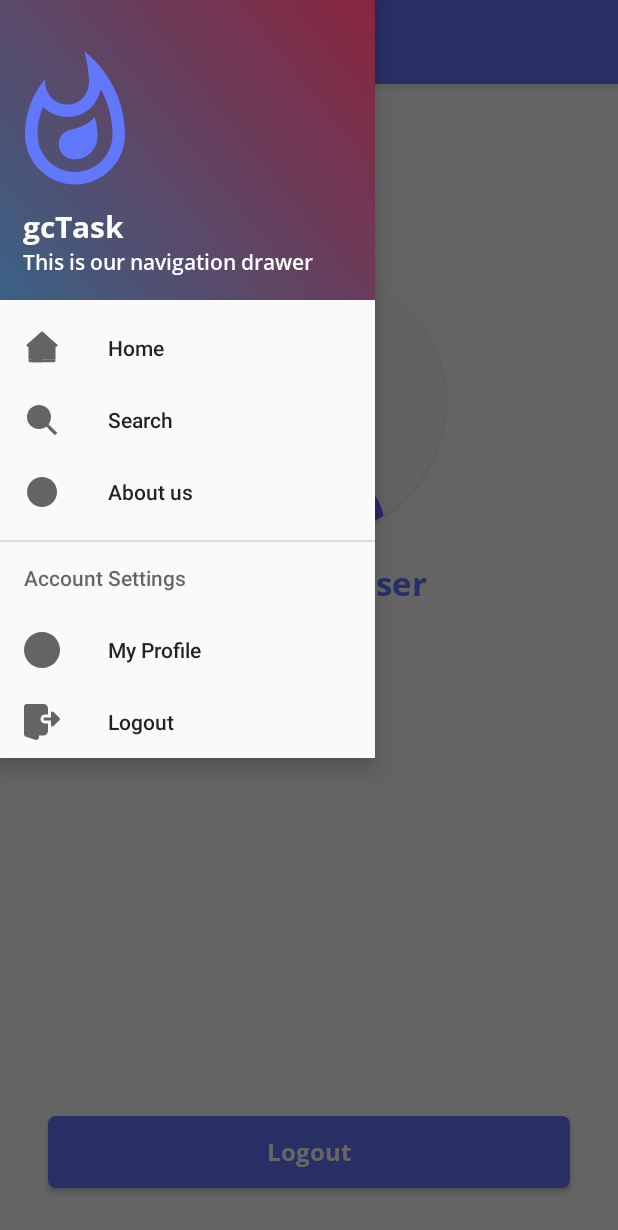
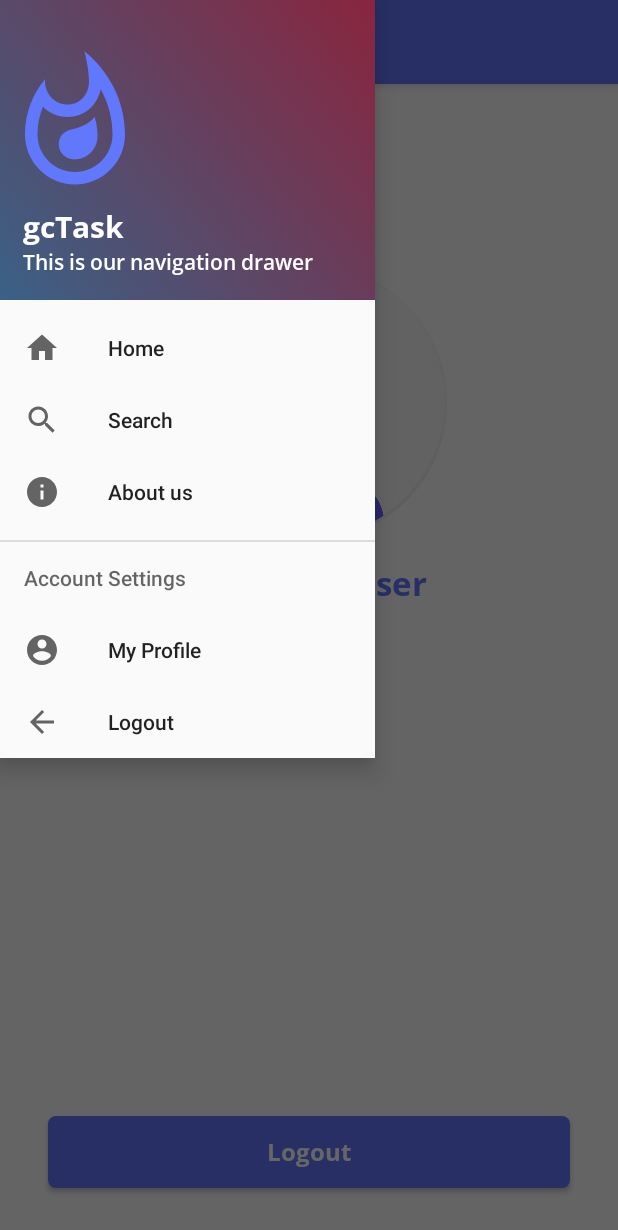
Before and after one commit to hrshmistry/Phone-Auth, an Android app: the screen it shows after launch once a user with an empty profile is signed in (MainActivity), with the side drawer open, on a phone screen of 412 x 824 dp. Shown: the top 1230 px of the screen. Run offline under Robolectric (Android 15) with nearby library versions, the light colour scheme and no system bars; our stand-ins replace Firebase (no records; nobody signed in at launch, a user with empty details on screens opened directly).

Commit message:
Minor changes

```diff
--- /dev/null
+++ b/app/src/main/res/drawable/ic_account_circle_24px.xml
@@ -0,0 +1,9 @@
+<vector xmlns:android="http://schemas.android.com/apk/res/android"
+    android:width="24dp"
+    android:height="24dp"
+    android:viewportWidth="24"
+    android:viewportHeight="24">
+  <path
+      android:fillColor="#6177FC"
+      android:pathData="M12,2C6.48,2 2,6.48 2,12s4.48,10 10,10 10,-4.48 10,-10S17.52,2 12,2zM12,5c1.66,0 3,1.34 3,3s-1.34,3 -3,3 -3,-1.34 -3,-3 1.34,-3 3,-3zM12,19.2c-2.5,0 -4.71,-1.28 -6,-3.22 0.03,-1.99 4,-3.08 6,-3.08 1.99,0 5.97,1.09 6,3.08 -1.29,1.94 -3.5,3.22 -6,3.22z"/>
+</vector>
--- /dev/null
+++ b/app/src/main/res/drawable/ic_baseline_arrow_back_24.xml
@@ -0,0 +1,5 @@
+<vector android:height="24dp" android:tint="#6177FC"
+    android:viewportHeight="24" android:viewportWidth="24"
+    android:width="24dp" xmlns:android="http://schemas.android.com/apk/res/android">
+    <path android:fillColor="@android:color/white" android:pathData="M20,11H7.83l5.59,-5.59L12,4l-8,8 8,8 1.41,-1.41L7.83,13H20v-2z"/>
+</vector>
--- /dev/null
+++ b/app/src/main/res/drawable/ic_baseline_home_24.xml
@@ -0,0 +1,5 @@
+<vector android:height="24dp" android:tint="#6177FC"
+    android:viewportHeight="24" android:viewportWidth="24"
+    android:width="24dp" xmlns:android="http://schemas.android.com/apk/res/android">
+    <path android:fillColor="@android:color/white" android:pathData="M10,20v-6h4v6h5v-8h3L12,3 2,12h3v8z"/>
+</vector>
--- /dev/null
+++ b/app/src/main/res/drawable/ic_baseline_info_24.xml
@@ -0,0 +1,5 @@
+<vector android:height="24dp" android:tint="#6177FC"
+    android:viewportHeight="24" android:viewportWidth="24"
+    android:width="24dp" xmlns:android="http://schemas.android.com/apk/res/android">
+    <path android:fillColor="@android:color/white" android:pathData="M12,2C6.48,2 2,6.48 2,12s4.48,10 10,10 10,-4.48 10,-10S17.52,2 12,2zM13,17h-2v-6h2v6zM13,9h-2L11,7h2v2z"/>
+</vector>
--- /dev/null
+++ b/app/src/main/res/drawable/ic_baseline_search_24.xml
@@ -0,0 +1,5 @@
+<vector android:height="24dp" android:tint="#6177FC"
+    android:viewportHeight="24" android:viewportWidth="24"
+    android:width="24dp" xmlns:android="http://schemas.android.com/apk/res/android">
+    <path android:fillColor="@android:color/white" android:pathData="M15.5,14h-0.79l-0.28,-0.27C15.41,12.59 16,11.11 16,9.5 16,5.91 13.09,3 9.5,3S3,5.91 3,9.5 5.91,16 9.5,16c1.61,0 3.09,-0.59 4.23,-1.57l0.27,0.28v0.79l5,4.99L20.49,19l-4.99,-5zM9.5,14C7.01,14 5,11.99 5,9.5S7.01,5 9.5,5 14,7.01 14,9.5 11.99,14 9.5,14z"/>
+</vector>
--- /dev/null
+++ b/app/src/main/res/drawable/ic_logout1.xml
@@ -0,0 +1,12 @@
+<vector xmlns:android="http://schemas.android.com/apk/res/android"
+    android:width="512dp"
+    android:height="512dp"
+    android:viewportWidth="524.235"
+    android:viewportHeight="524.235">
+  <path
+      android:fillColor="#FF000000"
+      android:pathData="m294.882,0h-262.117c-18.094,0 -32.765,14.671 -32.765,32.765v458.706c0,18.094 14.671,32.765 32.765,32.765h262.118c18.094,0 32.765,-14.671 32.765,-32.765v-458.706c-0.001,-18.094 -14.671,-32.765 -32.766,-32.765zM229.353,294.882c-18.096,0 -32.765,-14.671 -32.765,-32.765 0,-18.096 14.669,-32.765 32.765,-32.765s32.765,14.669 32.765,32.765c0,18.095 -14.669,32.765 -32.765,32.765z"/>
+  <path
+      android:fillColor="#FF000000"
+      android:pathData="m524.235,262.118 l-114.676,-98.294v65.529h-49.147v65.529h49.147v65.529z"/>
+</vector>
--- a/app/src/main/res/drawable/ic_logout_1.xml
+++ b/app/src/main/res/drawable/ic_logout_1.xml
@@ -5,11 +5,11 @@
     android:viewportHeight="512">
   <path
       android:pathData="m298.668,277.336c-35.285,0 -64,-28.715 -64,-64 0,-35.285 28.715,-64 64,-64h42.664v-85.332c0,-35.285 -28.715,-64 -64,-64h-229.332c-7.02,0 -13.59,3.453 -17.578,9.234 -3.969,5.781 -4.863,13.145 -2.348,19.691l154.668,405.336c3.137,8.277 11.07,13.738 19.926,13.738h74.664c35.285,0 64,-28.715 64,-64v-106.668zM298.668,277.336"
-      android:fillColor="#2196f3"/>
+      android:fillColor="#FF000000"/>
   <path
       android:pathData="m397.164,318.383c-7.957,-3.309 -13.164,-11.094 -13.164,-19.715v-64h-85.332c-11.777,0 -21.336,-9.555 -21.336,-21.332 0,-11.777 9.559,-21.332 21.336,-21.332h85.332v-64c0,-8.621 5.207,-16.406 13.164,-19.715 7.977,-3.305 17.152,-1.469 23.25,4.633l85.336,85.332c8.34,8.34 8.34,21.824 0,30.164l-85.336,85.336c-6.098,6.098 -15.273,7.934 -23.25,4.629zM397.164,318.383"
-      android:fillColor="#607d8b"/>
+      android:fillColor="#FF000000"/>
   <path
       android:pathData="m184.449,44.844 l-128.191,-42.73c-28.93,-8.895 -56.258,12.461 -56.258,40.555v384c0,18.242 11.605,34.52 28.887,40.492l128.168,42.73c4.715,1.449 9.047,2.113 13.613,2.113 23.531,0 42.664,-19.137 42.664,-42.668v-384c0,-18.238 -11.605,-34.516 -28.883,-40.492zM184.449,44.844"
-      android:fillColor="#64b5f6"/>
+      android:fillColor="#FF000000"/>
 </vector>
--- /dev/null
+++ b/app/src/main/res/layout-hdpi/nav_header.xml
@@ -0,0 +1,37 @@
+<?xml version="1.0" encoding="utf-8"?>
+<LinearLayout
+    xmlns:android="http://schemas.android.com/apk/res/android"
+    xmlns:app="http://schemas.android.com/apk/res-auto"
+    android:layout_width="match_parent"
+    android:layout_height="200dp"
+    android:background="@drawable/background_color1"
+    android:orientation="vertical"
+    android:gravity="bottom"
+    android:paddingLeft="15dp"
+    android:paddingBottom="15dp">
+
+    <ImageView
+        android:layout_width="100dp"
+        android:layout_height="100dp"
+        app:srcCompat="@drawable/icon_vector"
+        android:id="@+id/imageView"
+        android:layout_marginLeft="-15dp"
+        android:layout_marginBottom="5dp"/>
+
+    <TextView
+        android:layout_width="wrap_content"
+        android:layout_height="wrap_content"
+        android:text="gcTask"
+        android:textSize="20dp"
+        android:fontFamily="@font/open_sans_bold"
+        android:textColor="#ffffff"
+        android:textStyle="bold"/>
+
+    <TextView
+        android:layout_width="wrap_content"
+        android:layout_height="wrap_content"
+        android:text="This is our navigation drawer"
+        android:fontFamily="@font/open_sans_semibold"
+        android:textColor="#ffffff"/>
+
+</LinearLayout>
--- /dev/null
+++ b/app/src/main/res/layout-ldpi/nav_header.xml
@@ -0,0 +1,37 @@
+<?xml version="1.0" encoding="utf-8"?>
+<LinearLayout
+    xmlns:android="http://schemas.android.com/apk/res/android"
+    xmlns:app="http://schemas.android.com/apk/res-auto"
+    android:layout_width="match_parent"
+    android:layout_height="200dp"
+    android:background="@drawable/background_color1"
+    android:orientation="vertical"
+    android:gravity="bottom"
+    android:paddingLeft="15dp"
+    android:paddingBottom="15dp">
+
+    <ImageView
+        android:layout_width="100dp"
+        android:layout_height="100dp"
+        app:srcCompat="@drawable/icon_vector"
+        android:id="@+id/imageView"
+        android:layout_marginLeft="-15dp"
+        android:layout_marginBottom="5dp"/>
+
+    <TextView
+        android:layout_width="wrap_content"
+        android:layout_height="wrap_content"
+        android:text="gcTask"
+        android:textSize="20dp"
+        android:fontFamily="@font/open_sans_bold"
+        android:textColor="#ffffff"
+        android:textStyle="bold"/>
+
+    <TextView
+        android:layout_width="wrap_content"
+        android:layout_height="wrap_content"
+        android:text="This is our navigation drawer"
+        android:fontFamily="@font/open_sans_semibold"
+        android:textColor="#ffffff"/>
+
+</LinearLayout>
--- /dev/null
+++ b/app/src/main/res/layout-mdpi/nav_header.xml
@@ -0,0 +1,37 @@
+<?xml version="1.0" encoding="utf-8"?>
+<LinearLayout
+    xmlns:android="http://schemas.android.com/apk/res/android"
+    xmlns:app="http://schemas.android.com/apk/res-auto"
+    android:layout_width="match_parent"
+    android:layout_height="200dp"
+    android:background="@drawable/background_color1"
+    android:orientation="vertical"
+    android:gravity="bottom"
+    android:paddingLeft="15dp"
+    android:paddingBottom="15dp">
+
+    <ImageView
+        android:layout_width="100dp"
+        android:layout_height="100dp"
+        app:srcCompat="@drawable/icon_vector"
+        android:id="@+id/imageView"
+        android:layout_marginLeft="-15dp"
+        android:layout_marginBottom="5dp"/>
+
+    <TextView
+        android:layout_width="wrap_content"
+        android:layout_height="wrap_content"
+        android:text="gcTask"
+        android:textSize="20dp"
+        android:fontFamily="@font/open_sans_bold"
+        android:textColor="#ffffff"
+        android:textStyle="bold"/>
+
+    <TextView
+        android:layout_width="wrap_content"
+        android:layout_height="wrap_content"
+        android:text="This is our navigation drawer"
+        android:fontFamily="@font/open_sans_semibold"
+        android:textColor="#ffffff"/>
+
+</LinearLayout>
--- /dev/null
+++ b/app/src/main/res/layout-xhdpi/nav_header.xml
@@ -0,0 +1,39 @@
+<?xml version="1.0" encoding="utf-8"?>
+<LinearLayout
+    xmlns:android="http://schemas.android.com/apk/res/android"
+    xmlns:app="http://schemas.android.com/apk/res-auto"
+    android:layout_width="match_parent"
+    android:layout_height="200dp"
+    android:background="@drawable/background_color1"
+    android:orientation="vertical"
+    android:gravity="bottom"
+    android:paddingLeft="15dp"
+    android:paddingBottom="15dp">
+
+    <ImageView
+        android:layout_width="90dp"
+        android:layout_height="90dp"
+        app:srcCompat="@drawable/icon_vector"
+        android:id="@+id/imageView"
+        android:layout_marginLeft="-12dp"
+        android:layout_marginBottom="5dp"/>
+
+    <TextView
+        android:layout_width="wrap_content"
+        android:layout_height="wrap_content"
+        android:text="@string/gctask"
+        android:textSize="15sp"
+        android:fontFamily="@font/open_sans_bold"
+        android:textColor="#ffffff"
+        android:textStyle="bold"/>
+
+    <TextView
+        android:layout_width="wrap_content"
+        android:layout_height="wrap_content"
+        android:textSize="12sp"
+        android:text="@string/this_is_our_gctask_application"
+        android:fontFamily="@font/open_sans_semibold"
+        android:textColor="#ffffff"/>
+
+
+</LinearLayout>
--- /dev/null
+++ b/app/src/main/res/layout-xxhdpi/nav_header.xml
@@ -0,0 +1,6 @@
+<?xml version="1.0" encoding="utf-8"?>
+<androidx.constraintlayout.widget.ConstraintLayout
+    xmlns:android="http://schemas.android.com/apk/res/android" android:layout_width="match_parent"
+    android:layout_height="match_parent">
+
+</androidx.constraintlayout.widget.ConstraintLayout>
--- /dev/null
+++ b/app/src/main/res/layout-xxxhdpi/nav_header.xml
@@ -0,0 +1,6 @@
+<?xml version="1.0" encoding="utf-8"?>
+<androidx.constraintlayout.widget.ConstraintLayout
+    xmlns:android="http://schemas.android.com/apk/res/android" android:layout_width="match_parent"
+    android:layout_height="match_parent">
+
+</androidx.constraintlayout.widget.ConstraintLayout>
--- a/app/src/main/res/menu/nav_menu.xml
+++ b/app/src/main/res/menu/nav_menu.xml
@@ -6,15 +6,15 @@
     <group>
         <item
             android:id="@+id/nav_home"
-            android:icon="@drawable/home"
+            android:icon="@drawable/ic_baseline_home_24"
             android:title="Home"/>
         <item
             android:id="@+id/nav_search"
-            android:icon="@drawable/search"
+            android:icon="@drawable/ic_baseline_search_24"
             android:title="Search"/>
         <item
             android:id="@+id/nav_about_us"
-            android:icon="@drawable/about_us"
+            android:icon="@drawable/ic_baseline_info_24"
             android:title="About us"/>
     </group>
 
@@ -23,11 +23,11 @@
         <menu>
             <item
                 android:id="@+id/nav_my_profile"
-                android:icon="@drawable/ic_user_profile"
+                android:icon="@drawable/ic_account_circle_24px"
                 android:title="My Profile"/>
             <item
                 android:id="@+id/nav_logout"
-                android:icon="@drawable/ic_logout_1"
+                android:icon="@drawable/ic_baseline_arrow_back_24"
                 android:title="Logout"/>
         </menu>
     </item>
--- /dev/null
+++ b/app/src/main/res/values-v21/styles.xml
@@ -0,0 +1,10 @@
+<?xml version="1.0" encoding="utf-8"?>
+<resources>
+
+    <style name="AppTheme.NoActionBar">
+        <item name="windowActionBar">false</item>
+        <item name="windowNoTitle">true</item>
+        <item name="android:statusBarColor">@android:color/transparent</item>
+    </style>
+
+</resources>
--- a/app/src/main/res/values/strings.xml
+++ b/app/src/main/res/values/strings.xml
@@ -21,4 +21,7 @@
     <string name="menu_home">Home</string>
     <string name="menu_gallery">Gallery</string>
     <string name="menu_slideshow">Slideshow</string>
+    <string name="this_is_our_gctask_application">This is our gcTask Application</string>
+    <string name="gctask">gcTask</string>
+
 </resources>
```
Also changed, not shown: app/build.gradle (+19 -0 lines), app/src/main/AndroidManifest.xml (+7 -6 lines).
